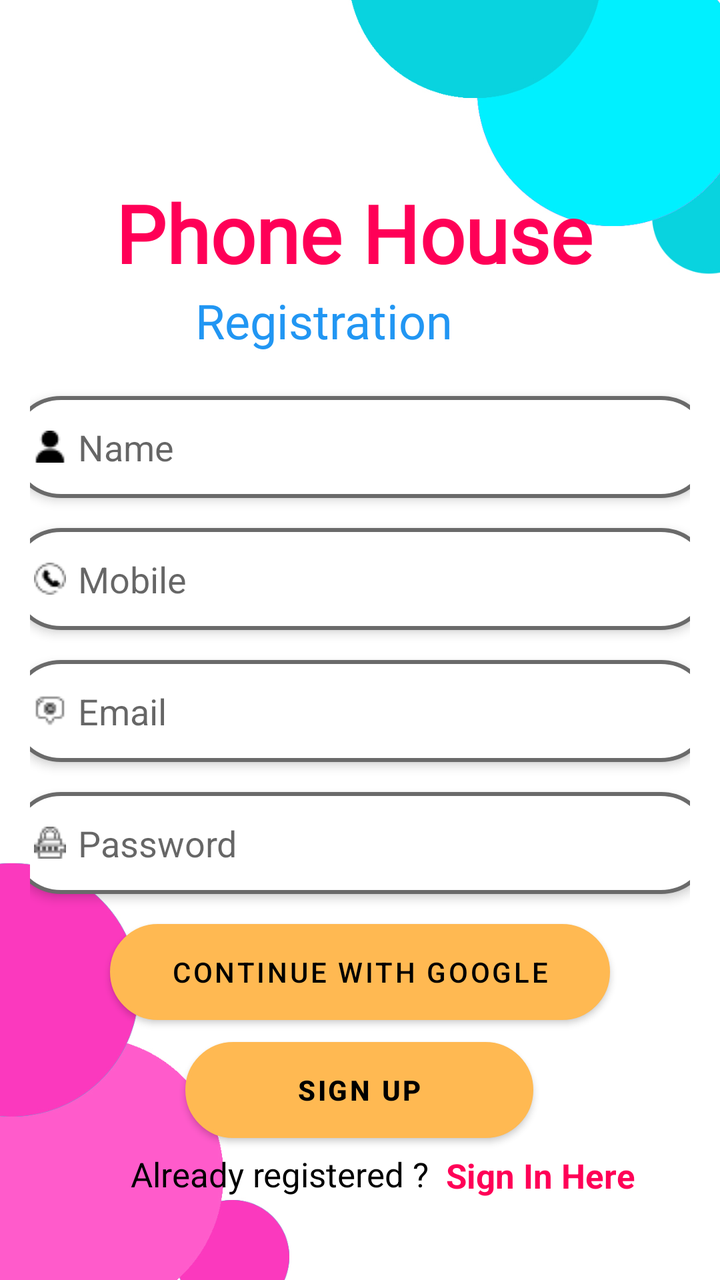
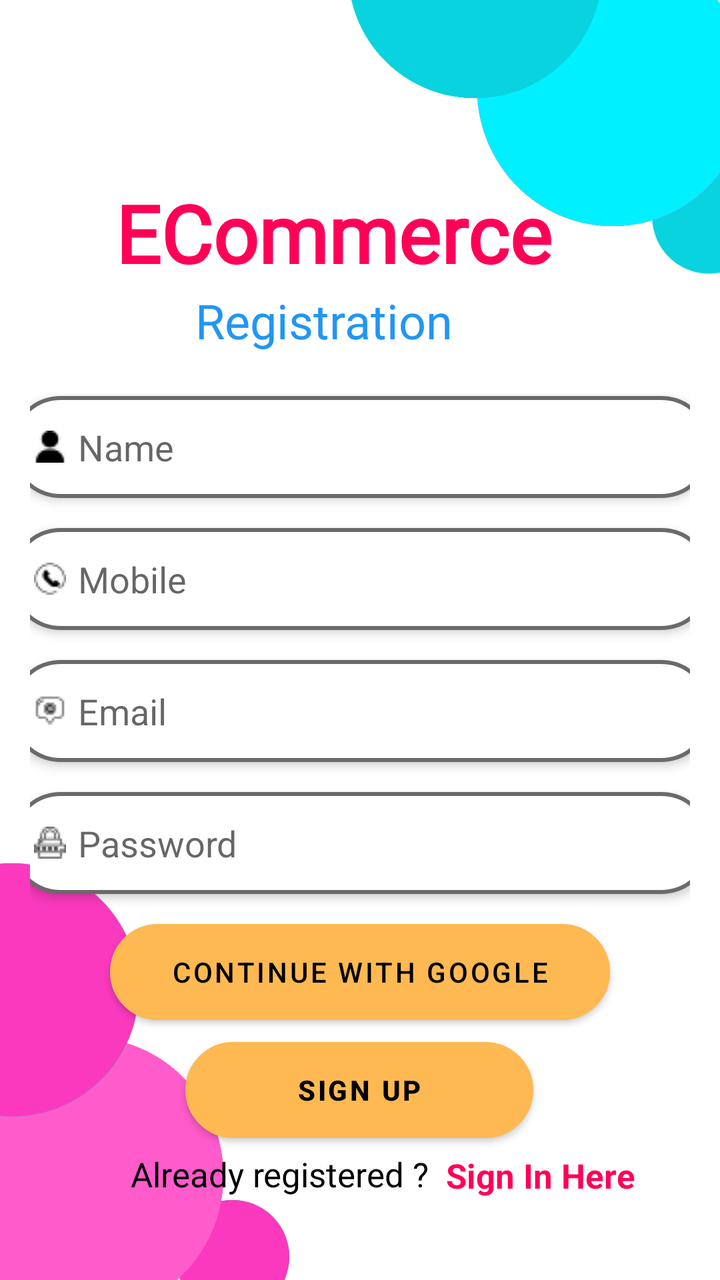

Compare the two renders of this Android layout. The source of the first and the diff that turns it into the second are given below.
<!-- AndroidManifest.xml: application theme Theme.ECommerceApp -->
<!-- res/layout/activity_registration.xml -->
<?xml version="1.0" encoding="utf-8"?>
<androidx.constraintlayout.widget.ConstraintLayout xmlns:android="http://schemas.android.com/apk/res/android"
    xmlns:app="http://schemas.android.com/apk/res-auto"
    xmlns:tools="http://schemas.android.com/tools"
    android:layout_width="match_parent"
    android:layout_height="match_parent"
    android:padding="15dp"
    android:paddingStart="15dp"
    android:paddingLeft="15dp"
    android:paddingTop="15dp"
    android:paddingEnd="15dp"
    android:paddingRight="15dp"
    android:paddingBottom="15dp"
    android:background="@drawable/designlogin2"
    tools:context=".activities.RegistrationActivity">

    <TextView
        android:id="@+id/textView"
        android:layout_width="164dp"
        android:layout_height="39dp"
        android:fontFamily="@font/aclonica"
        android:text="Registration"
        android:textColor="@color/skyblue"
        android:textSize="24sp"
        app:layout_constraintBottom_toBottomOf="parent"
        app:layout_constraintEnd_toEndOf="parent"
        app:layout_constraintHorizontal_bias="0.497"
        app:layout_constraintStart_toStartOf="parent"
        app:layout_constraintTop_toTopOf="parent"
        app:layout_constraintVertical_bias="0.226" />

    <TextView
        android:id="@+id/textView2"
        android:layout_width="244dp"
        android:layout_height="52dp"
        android:fontFamily="@font/baskervville"
        android:text="Phone House"
        android:textColor="@color/pink"
        android:textSize="40sp"
        android:textStyle="bold"
        app:layout_constraintBottom_toBottomOf="parent"
        app:layout_constraintEnd_toEndOf="parent"
        app:layout_constraintHorizontal_bias="0.496"
        app:layout_constraintStart_toStartOf="parent"
        app:layout_constraintTop_toTopOf="parent"
        app:layout_constraintVertical_bias="0.134" />

    <EditText
        android:id="@+id/name"
        android:layout_width="351dp"
        android:layout_height="51dp"
        android:layout_marginTop="15dp"
        android:background="@drawable/edit_text_bg"
        android:drawableLeft="@drawable/user"
        android:drawablePadding="6dp"
        android:elevation="3dp"
        android:ems="10"
        android:hint="Name"
        android:inputType="textPersonName"
        android:padding="12dp"
        android:text=""
        app:layout_constraintBottom_toBottomOf="parent"
        app:layout_constraintEnd_toEndOf="parent"
        app:layout_constraintStart_toStartOf="parent"
        app:layout_constraintTop_toBottomOf="@+id/textView"
        app:layout_constraintVertical_bias="0.0"
        app:layout_constraintWidth_percent=".8"
        tools:ignore="MissingConstraints" />

    <EditText
        android:id="@+id/mobile"
        android:layout_width="351dp"
        android:layout_height="51dp"
        android:layout_marginTop="15dp"
        android:background="@drawable/edit_text_bg"
        android:drawableLeft="@drawable/call"
        android:drawablePadding="6dp"
        android:elevation="3dp"
        android:ems="10"
        android:hint="Mobile"
        android:inputType="textPersonName"
        android:padding="12dp"
        android:text=""
        app:layout_constraintBottom_toBottomOf="parent"
        app:layout_constraintEnd_toEndOf="parent"
        app:layout_constraintStart_toStartOf="parent"
        app:layout_constraintTop_toBottomOf="@+id/name"
        app:layout_constraintVertical_bias="0.0"
        app:layout_constraintWidth_percent=".8"
        tools:ignore="MissingConstraints" />

    <EditText
        android:id="@+id/password"
        android:layout_width="351dp"
        android:layout_height="51dp"
        android:layout_marginTop="15dp"
        android:background="@drawable/edit_text_bg"
        android:drawableLeft="@drawable/padlock"
        android:drawablePadding="6dp"
        android:elevation="3dp"
        android:ems="10"
        android:hint="Password"
        android:inputType="textPersonName"
        android:padding="12dp"
        android:password="true"
        android:text=""
        app:layout_constraintBottom_toBottomOf="parent"
        app:layout_constraintEnd_toEndOf="parent"
        app:layout_constraintStart_toStartOf="parent"
        app:layout_constraintTop_toBottomOf="@+id/email"
        app:layout_constraintVertical_bias="0.0"
        app:layout_constraintWidth_percent=".8"
        tools:ignore="MissingConstraints" />

    <EditText
        android:id="@+id/email"
        android:layout_width="351dp"
        android:layout_height="51dp"
        android:layout_marginTop="15dp"
        android:background="@drawable/edit_text_bg"
        android:drawableLeft="@drawable/mail"
        android:drawablePadding="6dp"
        android:elevation="3dp"
        android:ems="10"
        android:hint="Email"
        android:inputType="textPersonName"
        android:padding="12dp"
        android:text=""
        app:layout_constraintBottom_toBottomOf="parent"
        app:layout_constraintEnd_toEndOf="parent"
        app:layout_constraintStart_toStartOf="parent"
        app:layout_constraintTop_toBottomOf="@+id/mobile"
        app:layout_constraintVertical_bias="0.0"
        app:layout_constraintWidth_percent=".8"
        tools:ignore="MissingConstraints" />

    <Button
        android:id="@+id/button"
        android:layout_width="174dp"
        android:layout_height="48dp"
        android:background="@drawable/edittext_bg"
        android:backgroundTint="@color/pink"
        android:onClick="signup"
        android:text="Sign Up"
        android:textStyle="bold"
        app:layout_constraintBottom_toBottomOf="parent"
        app:layout_constraintEnd_toEndOf="parent"
        app:layout_constraintHorizontal_bias="0.497"
        app:layout_constraintStart_toStartOf="parent"
        app:layout_constraintTop_toBottomOf="@+id/google_signin_btn"
        app:layout_constraintVertical_bias="0.162" />

    <TextView
        android:id="@+id/textView3"
        android:layout_width="wrap_content"
        android:layout_height="wrap_content"
        android:text="Already registered ?"
        android:textColor="@color/black"
        android:textSize="17sp"
        app:layout_constraintVertical_bias=".2"
        app:layout_constraintHorizontal_bias=".3"
        app:layout_constraintBottom_toBottomOf="parent"
        app:layout_constraintEnd_toEndOf="@+id/password"
        app:layout_constraintStart_toStartOf="@+id/password"
        app:layout_constraintTop_toBottomOf="@+id/button" />

    <TextView
        android:id="@+id/textView4"
        android:layout_width="112dp"
        android:layout_height="22dp"
        android:onClick="tosignin"
        android:text="Sign In Here"
        android:textColor="@color/pink"
        android:textSize="17sp"
        android:textStyle="bold"
        app:layout_constraintBottom_toBottomOf="parent"
        app:layout_constraintEnd_toEndOf="@+id/password"
        app:layout_constraintHorizontal_bias="0.294"
        app:layout_constraintStart_toEndOf="@+id/textView3"
        app:layout_constraintTop_toBottomOf="@+id/button"
        app:layout_constraintVertical_bias="0.212"
        tools:ignore="TouchTargetSizeCheck" />

    <Button
        android:id="@+id/google_signin_btn"
        android:layout_width="match_parent"
        android:layout_height="48dp"
        android:layout_marginStart="40dp"
        android:layout_marginTop="15dp"
        android:layout_marginEnd="40dp"
        android:background="@drawable/edit_text_bg"
        android:backgroundTint="@color/purple_200"
        android:text="Continue with Google"
        android:textColor="@color/black"
        app:layout_constraintBottom_toBottomOf="parent"
        app:layout_constraintEnd_toEndOf="parent"
        app:layout_constraintHorizontal_bias="0.0"
        app:layout_constraintStart_toStartOf="parent"
        app:layout_constraintTop_toBottomOf="@+id/password"
        app:layout_constraintVertical_bias="0.0" />

</androidx.constraintlayout.widget.ConstraintLayout>
<!-- resources referenced by this layout -->
<resources>
  <color name="black">#FF000000</color>
  <color name="pink">#FF0057</color>
  <color name="purple_200">#FFBB86FC</color>
  <color name="skyblue">#2196F3</color>
  <!-- drawable call: png bitmap (drawable, 442 bytes) -->
  <!-- drawable designlogin2: jpg bitmap (drawable, 237611 bytes) -->
  <!-- drawable edit_text_bg (drawable) -->
  <?xml version="1.0" encoding="utf-8"?>
  <shape xmlns:android="http://schemas.android.com/apk/res/android">
  
      <corners android:radius="50dp"/>
      <solid android:color="@color/white"/>
      <stroke android:color="#6a6a6a" android:width="2dp"/>
  </shape>
  <!-- drawable edittext_bg (drawable) -->
  <?xml version="1.0" encoding="utf-8"?>
  <shape xmlns:android="http://schemas.android.com/apk/res/android">
  
      <solid android:color="@color/white"/>
      <corners android:radius="50dp"/>
      <stroke android:color="@color/pink" android:width="2dp"/>
  
  </shape>
  <!-- drawable mail: png bitmap (drawable, 380 bytes) -->
  <!-- drawable padlock: png bitmap (drawable, 455 bytes) -->
  <!-- drawable user: png bitmap (drawable, 349 bytes) -->
  <style name="Theme.ECommerceApp" parent="Theme.MaterialComponents.DayNight.DarkActionBar">
          
          <item name="colorPrimary">#FFB952</item>
          <item name="colorPrimaryVariant">@color/pink</item>
          <item name="colorOnPrimary">@color/black</item>
          
          <item name="colorSecondary">@color/teal_200</item>
          <item name="colorSecondaryVariant">@color/teal_700</item>
          <item name="colorOnSecondary">@color/black</item>
          
          <item name="android:statusBarColor">?attr/colorPrimaryVariant</item>
          
      </style>
  <color name="white">#FFFFFFFF</color>
  <color name="teal_200">#FF03DAC5</color>
  <color name="teal_700">#FF018786</color>
</resources>

<!-- the commit's change to res/layout/activity_registration.xml (unified diff, before → after) -->
@@ -34,7 +34,7 @@
         android:layout_width="244dp"
         android:layout_height="52dp"
         android:fontFamily="@font/baskervville"
-        android:text="Phone House"
+        android:text="ECommerce App"
         android:textColor="@color/pink"
         android:textSize="40sp"
         android:textStyle="bold"
